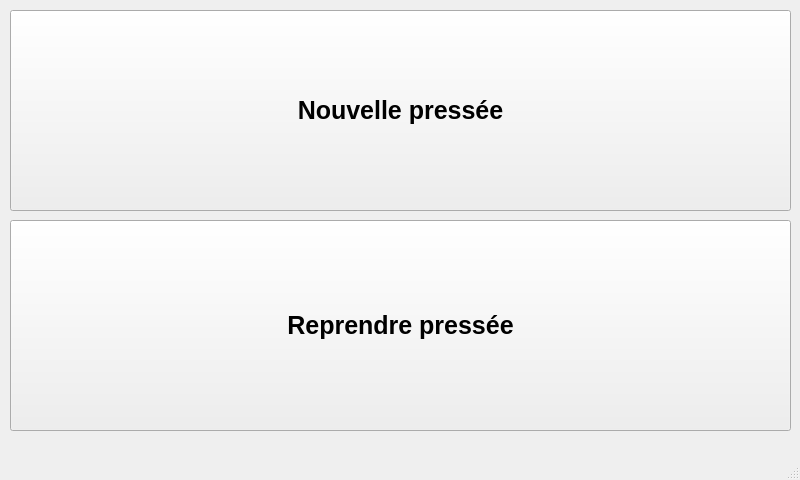
The window that pageaccueil.ui (YanisKer/ProjetPomme) describes before a commit, drawn with Qt 5.
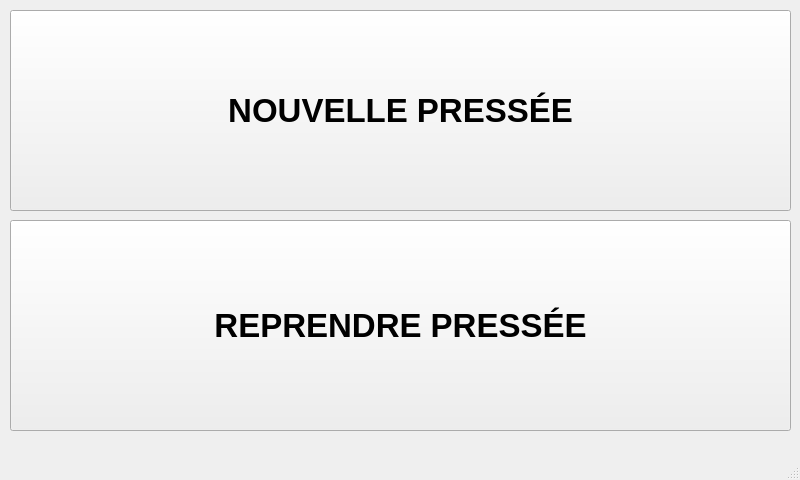
The same window after the commit.

The edit to the form file:
```diff
--- a/pageaccueil.ui
+++ b/pageaccueil.ui
@@ -25,12 +25,12 @@
     </property>
     <property name="font">
      <font>
-      <pointsize>19</pointsize>
+      <pointsize>25</pointsize>
       <bold>true</bold>
      </font>
     </property>
     <property name="text">
-     <string>Reprendre pressée</string>
+     <string>REPRENDRE PRESSÉE</string>
     </property>
    </widget>
    <widget class="QPushButton" name="pushButton_2">
@@ -44,12 +44,12 @@
     </property>
     <property name="font">
      <font>
-      <pointsize>19</pointsize>
+      <pointsize>25</pointsize>
       <bold>true</bold>
      </font>
     </property>
     <property name="text">
-     <string>Nouvelle pressée</string>
+     <string>NOUVELLE PRESSÉE</string>
     </property>
    </widget>
    <widget class="QLabel" name="label">
```
